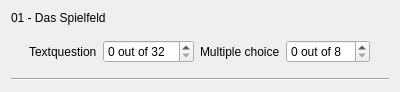
Before: the Qt Designer form res/regeltest_setup_widget.ui in jfeil/RegeltestCreator, drawn with Qt 5.
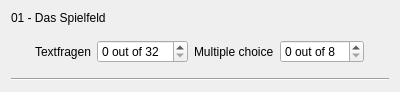
After: the same form once the commit is applied.

The edit to the form file:
```diff
--- a/res/regeltest_setup_widget.ui
+++ b/res/regeltest_setup_widget.ui
@@ -43,7 +43,7 @@
       <item>
        <widget class="QLabel" name="label_2">
         <property name="text">
-         <string>Textquestion</string>
+         <string>Textfragen</string>
         </property>
        </widget>
       </item>
```
